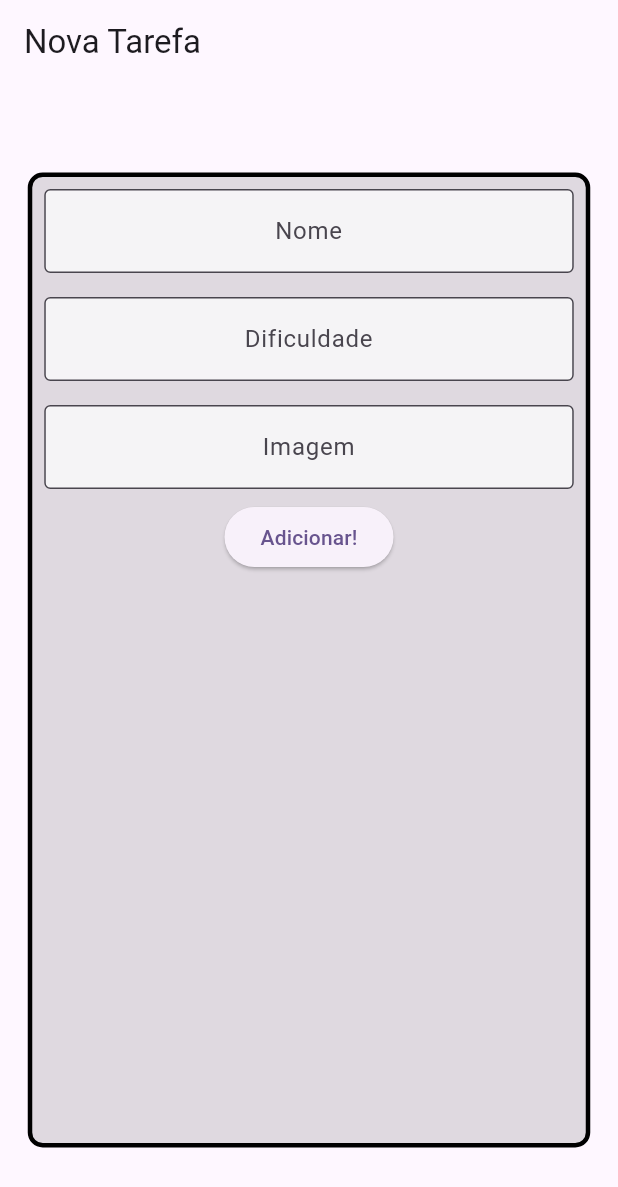
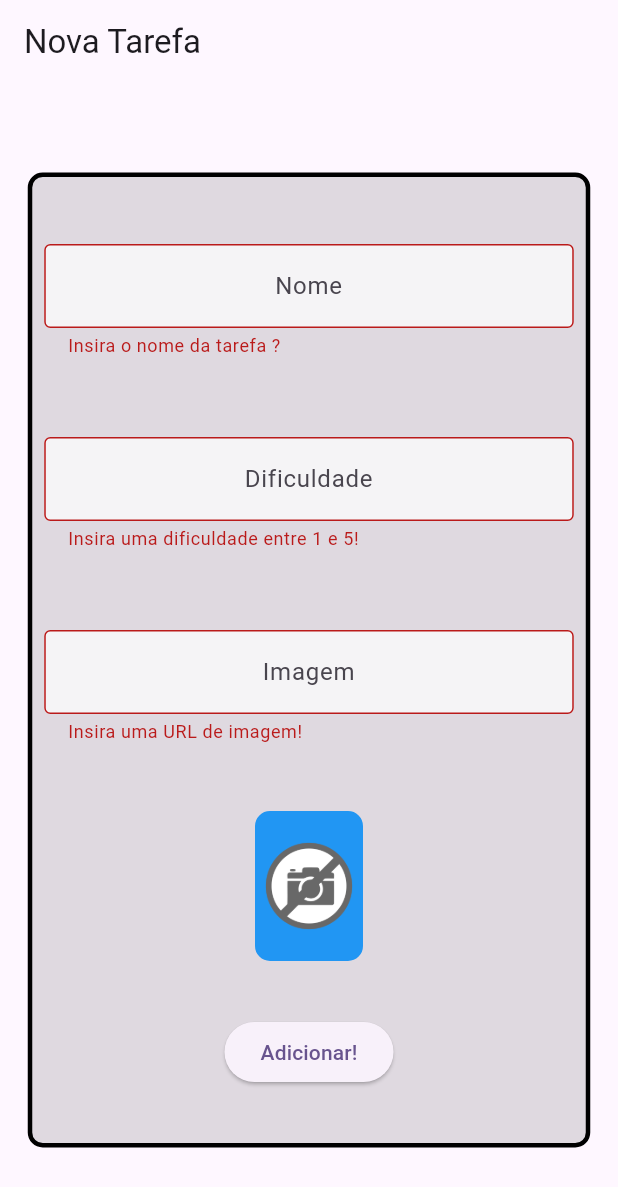
Before and after one commit to matheusvieira300/inicio_flutter, a Flutter app: the screen it shows after launch, after a tap on "Adicionar!", on a phone screen of 412 x 824 dp. Shown: the top 1187 px of the screen. Run offline on Flutter 3.47's test engine with Material 3 defaults, Android fonts, the phone set to English and light mode, and no system bars; network calls fail.

Commit message:
feat: Validações: Form para validations

```diff
--- a/lib/screens/form_screen.dart
+++ b/lib/screens/form_screen.dart
@@ -12,13 +12,21 @@ class _FormScreenState extends State<FormScreen> {
   TextEditingController difficultyController = TextEditingController();
   TextEditingController imageController = TextEditingController();
 
+  final _formKey = GlobalKey<
+      FormState>(); //form key globla que verifica estado de formulário
+
   @override
   Widget build(BuildContext context) {
-    return Scaffold(
+    return Form(
+      //verifica validações do TextFormField
+      key: _formKey, //precisa de uma chave
+      child: Scaffold(
         appBar: AppBar(
           title: const Text("Nova Tarefa"),
         ),
         body: Center(
+          child: SingleChildScrollView(
+            // scrollview para não dar problema na caixa de dialogo
             child: Container(
               height: 650,
               width: 375,
@@ -28,11 +36,19 @@ class _FormScreenState extends State<FormScreen> {
                 border: Border.all(width: 3), //borda que aborda todo o conteúdo
               ),
               child: Column(
+                mainAxisAlignment: MainAxisAlignment.spaceEvenly,
+                crossAxisAlignment: CrossAxisAlignment.center,
                 children: [
                   Padding(
                     padding: const EdgeInsets.all(8.0),
                     child: TextFormField(
-                  // campo de texto
+                      validator: (String? value) {
+                        if (value != null && value.isEmpty) {
+                          return 'Insira o nome da tarefa ?';
+                        } else {
+                          return null;
+                        }
+                      }, //validator serve para validar se há valor
                       controller: nameController,
                       textAlign: TextAlign.center,
                       decoration: const InputDecoration(
@@ -46,7 +62,18 @@ class _FormScreenState extends State<FormScreen> {
                   Padding(
                     padding: const EdgeInsets.all(8.0),
                     child: TextFormField(
-                  // campo de texto
+                      validator: (value) {
+                        if (value!.isEmpty ||
+                            int.parse(value) > 5 ||
+                            int.parse(value) < 1) {
+                          //verificando se não é nulo e se nãoe está vazio
+                          return 'Insira uma dificuldade entre 1 e 5!';
+                        } else {
+                          return null;
+                        }
+                      },
+                      keyboardType:
+                          TextInputType.number, //mudar método do teclado
                       controller: difficultyController,
                       textAlign: TextAlign.center,
                       decoration: const InputDecoration(
@@ -61,6 +88,20 @@ class _FormScreenState extends State<FormScreen> {
                     padding: const EdgeInsets.all(8.0),
                     child: TextFormField(
                       // campo de texto
+                      onChanged: (text) {
+                        //para verificar quando o textfiel alterar
+                        setState(() {
+                          //setState avisa a mudança pro statefullWidget
+                        });
+                      },
+                      validator: (String? value) {
+                        if (value!.isEmpty) {
+                          return 'Insira uma URL de imagem!';
+                        } else {
+                          return null;
+                        }
+                      },
+                      keyboardType: TextInputType.url,
                       controller: imageController,
                       textAlign: TextAlign.center,
                       decoration: const InputDecoration(
@@ -71,17 +112,45 @@ class _FormScreenState extends State<FormScreen> {
                       ),
                     ),
                   ),
+                  Container(
+                    height: 100,
+                    width: 72,
+                    decoration: BoxDecoration(
+                      color: Colors.blue,
+                      borderRadius: BorderRadius.circular(10),
+                      border: Border.all(width: 2, color: Colors.blue),
+                    ),
+                    child: ClipRRect(
+                      // para modificar borda de uma imagem
+                      borderRadius: BorderRadius.circular(10),
+                      child: Image.network(
+                        imageController.text,
+                        errorBuilder: (BuildContext context, Object exception,
+                            StackTrace? stackTrace) {
+                          //optional
+                          return Image.asset(
+                              "assets/images/nophoto.png"); //invés de mostrar o X mostra outra coisa
+                        }, //identifica exceções no image network
+                        fit: BoxFit
+                            .cover, //para ter o espaçamento correto na imagem
+                      ),
+                    ),
+                  ),
                   ElevatedButton(
                       onPressed: () {
+                        if (_formKey.currentState!.validate()) {
                           print(nameController.text); //para pegar o texto digitado
-                    print(int.parse(difficultyController.text));//parse
+                          print(int.parse(difficultyController.text)); //parse
                           print(imageController.text);
+                        }
                       },
                       child: Text('Adicionar!'))
                 ],
               ),
             ),
           ),
+        ),
+      ),
     );
   }
 }
```
Also changed, not shown: assets/images/nophoto.png (added). Lines whose indentation alone changed are shown as unchanged.
